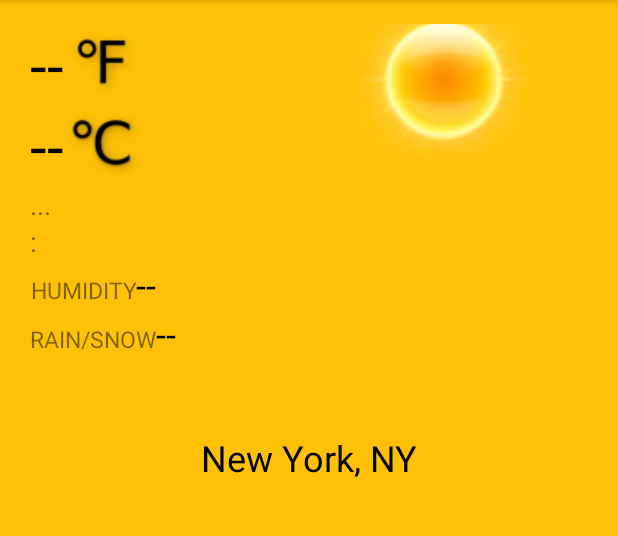
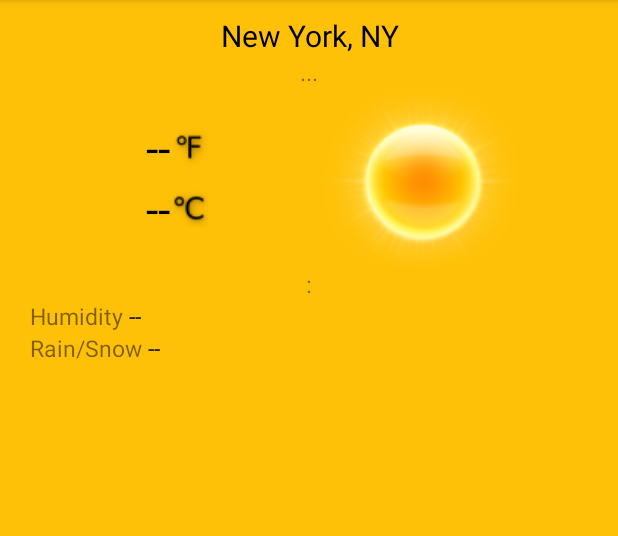
Before and after one commit to annalinewyork/WeatherForcast-C-F, an Android app: the screen it shows after launch (MainActivity), on a phone screen of 412 x 824 dp, the part 84-620 px from its top. Run offline under Robolectric (Android 15) with nearby library versions, the phone set to English and light mode, and no system bars.

Commit message:
adjust layout and prepare for recyclerView

```diff
--- a/app/src/main/java/funhouse/weatherforcast/CurrentWeather.java
+++ b/app/src/main/java/funhouse/weatherforcast/CurrentWeather.java
@@ -96,7 +96,6 @@ public class CurrentWeather {
     public String getTemperatureF() {
         double mTemperatureF = ((mTemperatureC - 32) * 5 / 9);
         DecimalFormat df = new DecimalFormat("##");
-      //  int f = (int) Math.round(mTemperatureF);
         return df.format(mTemperatureF);
     }
 
--- a/app/src/main/java/funhouse/weatherforcast/MainActivity.java
+++ b/app/src/main/java/funhouse/weatherforcast/MainActivity.java
@@ -32,7 +32,8 @@ public class MainActivity extends AppCompatActivity {
     // need to add date (Thu, 9/5/2016)
     //need to add highest/lowest temp
     //change city function
-    //more....5 days forcast, hourly forcast, change screen background by sunrise/sunset...
+    //5 days forcast, hourly forcast,
+    // change screen background by sunrise/sunset...http://stackoverflow.com/questions/36529507/activity-background-change-dynamic
 
     public static final String TAG = MainActivity.class.getSimpleName();
     private CurrentWeather mCurrentWeather;
--- a/app/src/main/res/layout/content_main.xml
+++ b/app/src/main/res/layout/content_main.xml
@@ -6,13 +6,31 @@
     android:layout_width="match_parent"
     android:layout_height="match_parent"
     android:orientation="vertical"
-    android:paddingBottom="@dimen/activity_vertical_margin"
     android:paddingLeft="@dimen/activity_horizontal_margin"
     android:paddingRight="@dimen/activity_horizontal_margin"
-    android:paddingTop="@dimen/activity_vertical_margin"
     app:layout_behavior="@string/appbar_scrolling_view_behavior"
     tools:context="funhouse.weatherforcast.MainActivity"
     tools:showIn="@layout/activity_main">
+
+    <TextView
+        android:id="@+id/locationLabel"
+        android:layout_width="match_parent"
+        android:layout_height="wrap_content"
+        android:layout_marginTop="10dp"
+        android:gravity="center_horizontal"
+        android:text="New York, NY"
+        android:textColor="@color/colorBlack"
+        android:textSize="20sp"/>
+
+    <TextView
+        android:id="@+id/timeLabel"
+        android:layout_width="match_parent"
+        android:layout_height="wrap_content"
+        android:gravity="center_horizontal"
+        android:phoneNumber="false"
+        android:text="..."
+        android:textColor="#80000000"
+        android:textSize="15sp"/>
 
     <LinearLayout
         android:layout_width="match_parent"
@@ -20,98 +38,102 @@
         android:orientation="horizontal">
 
         <LinearLayout
+            android:gravity="center_vertical"
+            android:orientation="vertical"
+            android:layout_weight="1"
             android:layout_width="wrap_content"
-            android:layout_height="match_parent"
-            android:layout_weight="1"
-            android:orientation="vertical">
+            android:layout_height="match_parent">
 
             <LinearLayout
+                android:gravity="right"
+                android:orientation="horizontal"
                 android:layout_width="match_parent"
-                android:layout_height="wrap_content"
-                android:orientation="vertical">
-
-                <LinearLayout
-                    android:layout_width="wrap_content"
                 android:layout_height="wrap_content">
-
                 <TextView
                     android:id="@+id/tempetureLabelC"
                     android:layout_width="wrap_content"
                     android:layout_height="wrap_content"
                     android:layout_centerVertical="true"
                     android:text="--"
-                        android:textColor="@android:color/black"
-                        android:textSize="40sp"/>
+                    android:textColor="@color/colorBlack"
+                    android:textSize="30sp"/>
                 <ImageView
+                    android:layout_gravity="center_vertical"
                     android:id="@+id/degreeImagFeVieweViewF"
                     android:layout_width="wrap_content"
                     android:layout_height="wrap_content"
-                        android:src="@drawable/degree_fahrenheit"/>
-
+                    android:src="@drawable/degree_fahrenheit25"/>
             </LinearLayout>
 
             <LinearLayout
-                    android:layout_width="wrap_content"
+                android:gravity="right"
+                android:orientation="horizontal"
+                android:layout_width="match_parent"
                 android:layout_height="wrap_content">
-
                 <TextView
                     android:id="@+id/tempetureLabelF"
                     android:layout_width="wrap_content"
                     android:layout_height="wrap_content"
                     android:layout_centerVertical="true"
                     android:text="--"
-                        android:textColor="@android:color/black"
-                        android:textSize="40sp"/>
+                    android:textColor="@color/colorBlack"
+                    android:textSize="30sp"/>
 
                 <ImageView
                     android:id="@+id/degreeImagFeVieweViewC"
+                    android:layout_gravity="center_vertical"
                     android:layout_width="wrap_content"
                     android:layout_height="wrap_content"
-                        android:src="@drawable/degree_celsius2"/>
+                    android:src="@drawable/degree_celsius25"/>
             </LinearLayout>
+
 
         </LinearLayout>
 
 
-            <TextView
-                android:id="@+id/timeLabel"
+        <LinearLayout
+            android:layout_weight="1"
+            android:layout_width="wrap_content"
+            android:layout_height="match_parent"
+            android:orientation="vertical">
+
+            <ImageView
+                android:id="@+id/iconImageView"
                 android:layout_width="match_parent"
                 android:layout_height="wrap_content"
-                android:phoneNumber="false"
-                android:text="..."
-                android:textColor="#80000000"
-                android:textSize="18sp"/>
+                android:src="@drawable/clear_day"/>
+        </LinearLayout>
+    </LinearLayout>
 
     <TextView
         android:id="@+id/summaryLabel"
         android:layout_width="match_parent"
         android:layout_height="wrap_content"
+        android:gravity="center_horizontal"
         android:text=":"
         android:textColor="#80000000"
-                android:textSize="18sp"/>
+        android:textSize="15sp"/>
 
     <LinearLayout
         android:layout_width="wrap_content"
         android:layout_height="wrap_content"
         android:orientation="horizontal">
-
         <TextView
             android:id="@+id/humidityLabel"
             android:layout_width="match_parent"
             android:layout_height="wrap_content"
             android:gravity="center_horizontal"
-                    android:text="HUMIDITY"
+            android:text="Humidity "
             android:textColor="#80000000"
             android:textSize="15sp"/>
-
         <TextView
             android:id="@+id/humidityValue"
             android:layout_width="match_parent"
             android:layout_height="wrap_content"
             android:gravity="center_horizontal"
             android:text="--"
-                    android:textColor="@android:color/black"
-                    android:textSize="24sp"/>
+            android:textColor="@color/colorBlack"
+            android:textSize="15sp"/>
     </LinearLayout>
 
     <LinearLayout
@@ -124,7 +146,7 @@
             android:layout_width="match_parent"
             android:layout_height="wrap_content"
             android:gravity="center_horizontal"
-                    android:text="RAIN/SNOW"
+            android:text="Rain/Snow "
             android:textColor="#80000000"
             android:textSize="15sp"/>
 
@@ -134,45 +156,12 @@
             android:layout_height="wrap_content"
             android:gravity="center_horizontal"
             android:text="--"
-                    android:textColor="@android:color/black"
-                    android:textSize="24sp"/>
+            android:textColor="@color/colorBlack"
+            android:textSize="15sp"/>
     </LinearLayout>
-        </LinearLayout>
-
-        <LinearLayout
-            android:layout_width="wrap_content"
-            android:layout_height="match_parent"
-            android:layout_weight="1"
-            android:orientation="vertical">
-
-            <ImageView
-                android:id="@+id/iconImageView"
-                android:layout_width="match_parent"
-                android:layout_height="wrap_content"
-                android:layout_above="@+id/locationLabel"
-                android:layout_marginTop="-25dp"
-                android:src="@drawable/clear_day"/>
 
     <ProgressBar
         android:id="@+id/progressBar"
         android:layout_width="match_parent"
         android:layout_height="wrap_content"/>
-
 </LinearLayout>
-
-
-    </LinearLayout>
-
-
-    <TextView
-        android:id="@+id/locationLabel"
-        android:layout_width="match_parent"
-        android:layout_height="wrap_content"
-        android:layout_marginTop="50dp"
-        android:gravity="center_horizontal"
-        android:text="New York, NY"
-        android:textColor="@android:color/black"
-        android:textSize="24sp"/>
-
-
-</LinearLayout>
--- a/app/src/main/res/menu/menu_main.xml
+++ b/app/src/main/res/menu/menu_main.xml
@@ -9,8 +9,8 @@
         app:showAsAction="never"/>
 
     <item
-        android:id="@+id/action_refresh"
+        android:id="@+id/action_search"
         android:orderInCategory="100"
-        android:title="@string/action_refresh"
+        android:title="@string/action_search"
         app:showAsAction="never"/>
 </menu>
--- a/app/src/main/res/values/colors.xml
+++ b/app/src/main/res/values/colors.xml
@@ -5,4 +5,5 @@
     <color name="colorAccent">#FF4081</color>
     <color name="colorDaytime">#FFC107</color>
     <color name="colorNighttime">#3F51B5</color>
+    <color name="colorBlack">#000000</color>
 </resources>
--- a/app/src/main/res/values/strings.xml
+++ b/app/src/main/res/values/strings.xml
@@ -1,5 +1,5 @@
 <resources>
     <string name="app_name">WeatherForcast</string>
     <string name="action_settings">Settings</string>
-    <string name="action_refresh">Refresh</string>
+    <string name="action_search">Search City</string>
 </resources>
```
Also changed, not shown: app/src/main/res/drawable/degree_celsius2.png (deleted), app/src/main/res/drawable/degree_celsius20.png (added), app/src/main/res/drawable/degree_celsius25.png (added), app/src/main/res/drawable/degree_fahrenheit.png (deleted), app/src/main/res/drawable/degree_fahrenheit20.png (added), app/src/main/res/drawable/degree_fahrenheit25.png (added). Lines whose indentation alone changed are shown as unchanged.
